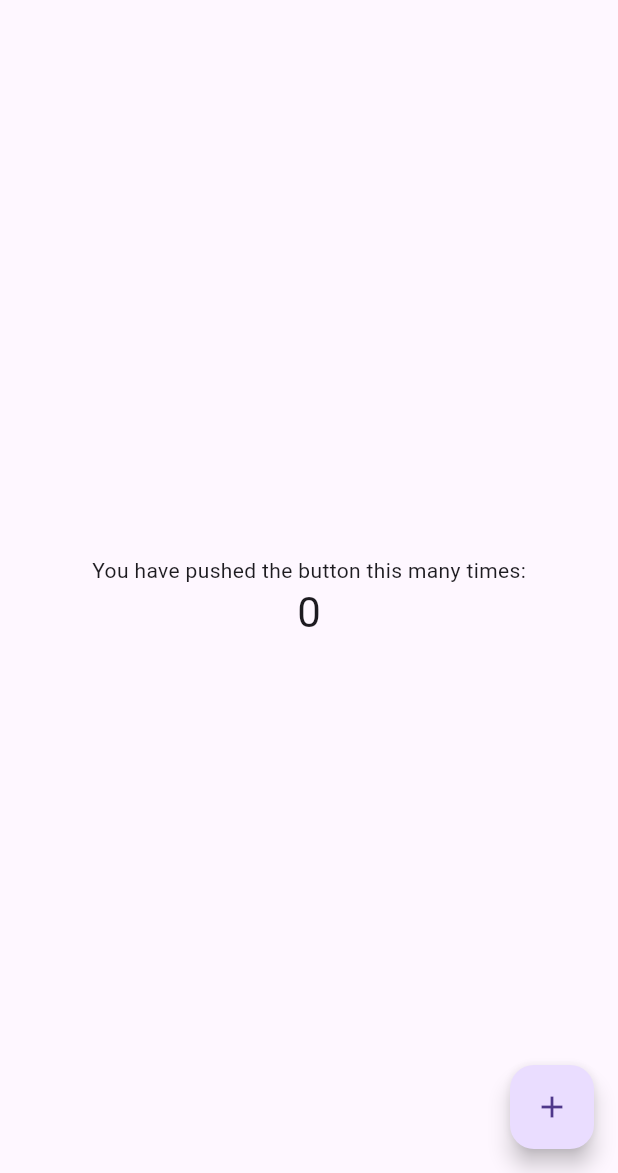
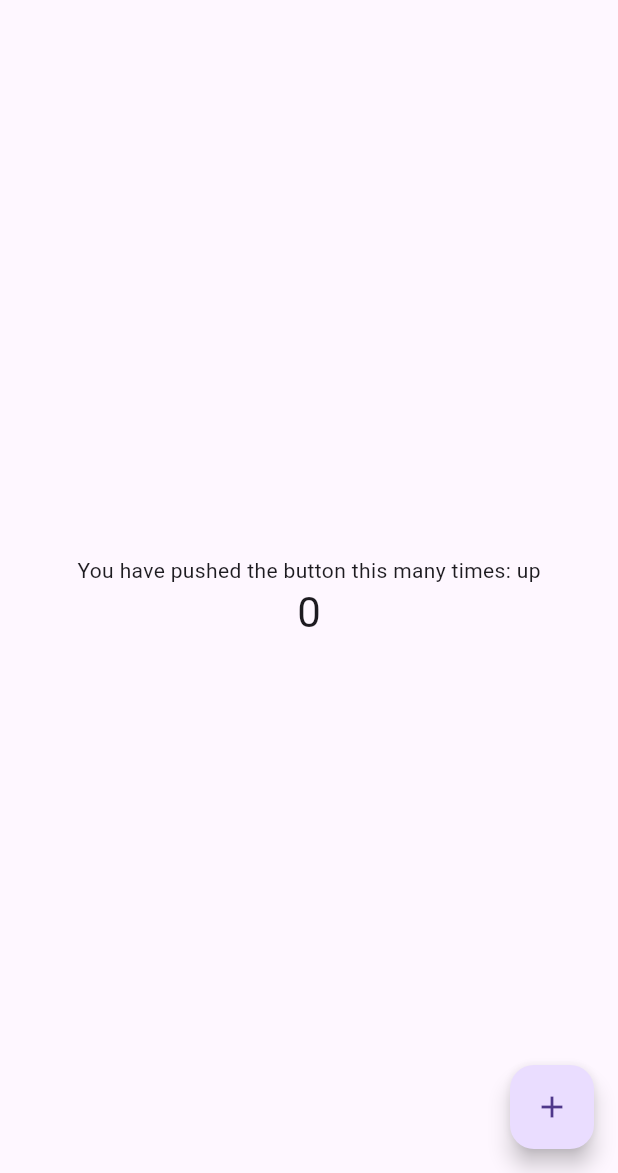
Before and after one commit to Matteuus/flutter_unit_widget_tests, a Flutter app: the screen it shows after launch, on a phone screen of 412 x 824 dp, the part 63-1236 px from its top. Run offline on Flutter 3.47's test engine with Material 3 defaults, Android fonts, the phone set to English and light mode, and no system bars.

```diff
--- a/lib/main.dart
+++ b/lib/main.dart
@@ -46,7 +46,7 @@ class _MyHomePageState extends State<MyHomePage> {
           mainAxisAlignment: MainAxisAlignment.center,
           children: <Widget>[
             Text(
-              'You have pushed the button this many times:',
+              'You have pushed the button this many times: up',
             ),
             Text(
               '$_counter',
```
